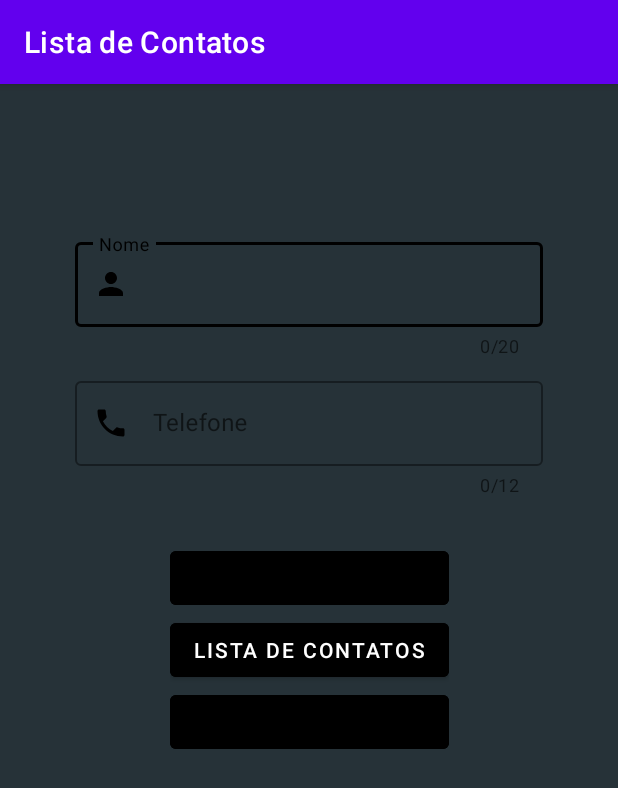
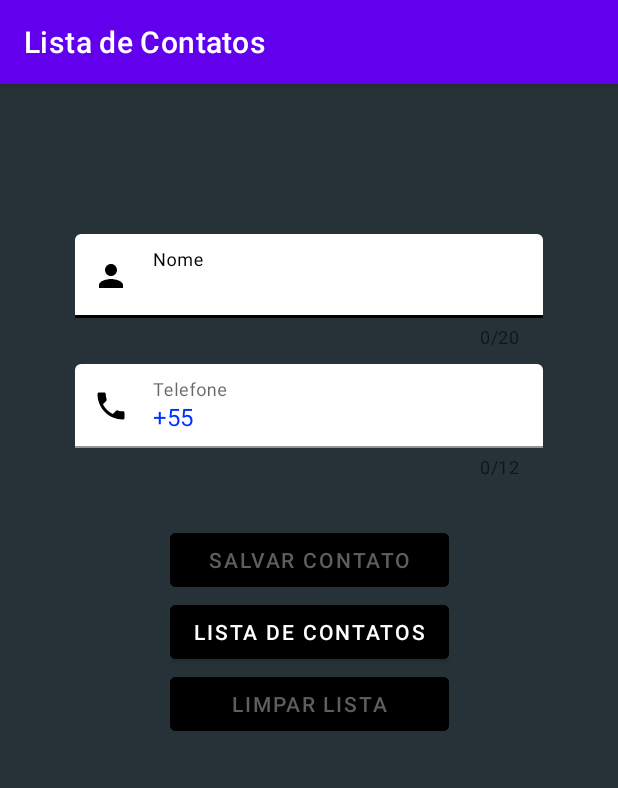
Before and after one commit to LucasSGonza/FirstAndroidApp, an Android app: the screen it shows after launch (MainActivity), on a phone screen of 412 x 824 dp. Shown: the top 788 px of the screen. Run offline under Robolectric (Android 15) with nearby library versions, the phone set to English and light mode, and no system bars.

```diff
--- a/app/src/main/res/layout/activity_contact_list.xml
+++ b/app/src/main/res/layout/activity_contact_list.xml
@@ -17,6 +17,7 @@
         >
 
         <include
+            android:id="@+id/layout_contact1"
             layout="@layout/layout_for_contacts"
             android:layout_width="match_parent"
             android:layout_height="wrap_content"
@@ -24,6 +25,7 @@
             />
 
         <include
+            android:id="@+id/layout_contact2"
             layout="@layout/layout_for_contacts"
             android:layout_width="match_parent"
             android:layout_height="wrap_content"
@@ -31,6 +33,7 @@
             />
 
         <include
+            android:id="@+id/layout_contact3"
             layout="@layout/layout_for_contacts"
             android:layout_width="match_parent"
             android:layout_height="wrap_content"
--- a/app/src/main/res/layout/activity_main.xml
+++ b/app/src/main/res/layout/activity_main.xml
@@ -13,6 +13,7 @@
         android:layout_marginTop="50dp"
         android:clickable="false"
         android:textSize="15sp"
+        android:textColor="@color/white"
         android:visibility="gone"
         app:layout_constraintEnd_toEndOf="parent"
         app:layout_constraintStart_toStartOf="parent"
@@ -34,11 +35,12 @@
 
         <com.google.android.material.textfield.TextInputLayout
             android:id="@+id/name_text_input_layout"
-            style="@style/Widget.MaterialComponents.TextInputLayout.OutlinedBox"
+            style="@style/Widget.MaterialComponents.TextInputLayout.FilledBox"
             android:layout_width="match_parent"
             android:layout_height="wrap_content"
             android:layout_marginBottom="10dp"
             android:hint="@string/name_edit_text"
+            app:boxBackgroundColor="@color/white"
             app:boxStrokeColor="@color/black"
             app:counterEnabled="true"
             app:counterMaxLength="20"
@@ -58,16 +60,18 @@
 
         <com.google.android.material.textfield.TextInputLayout
             android:id="@+id/phone_text_input_layout"
-            style="@style/Widget.MaterialComponents.TextInputLayout.OutlinedBox"
+            style="@style/Widget.MaterialComponents.TextInputLayout.FilledBox"
             android:layout_width="match_parent"
             android:layout_height="wrap_content"
             android:hint="@string/phone_edit_text"
+            app:boxBackgroundColor="@color/white"
             app:boxStrokeColor="@color/black"
             app:counterEnabled="true"
             app:counterMaxLength="12"
+            app:expandedHintEnabled="false"
             app:hintTextColor="@color/black"
             app:prefixText="+55"
-            app:prefixTextColor="@color/design_default_color_secondary_variant"
+            app:prefixTextColor="@color/blue"
             app:startIconDrawable="@drawable/baseline_local_phone_24"
             app:startIconTint="@color/black"
             >
@@ -101,6 +105,7 @@
             android:backgroundTint="@color/black"
             android:enabled="false"
             android:text="@string/btt_save_contact"
+            android:textColor="@color/gray"
             ></com.google.android.material.button.MaterialButton>
 
         <com.google.android.material.button.MaterialButton
@@ -119,6 +124,7 @@
             android:backgroundTint="@color/black"
             android:enabled="false"
             android:text="@string/btt_clear_list"
+            android:textColor="@color/gray"
             ></com.google.android.material.button.MaterialButton>
 
     </androidx.appcompat.widget.LinearLayoutCompat>
--- a/app/src/main/res/layout/layout_for_contacts.xml
+++ b/app/src/main/res/layout/layout_for_contacts.xml
@@ -6,7 +6,7 @@
     >
 
     <androidx.appcompat.widget.LinearLayoutCompat
-        android:id="@+id/layout_for_contacts"
+        android:id="@+id/specific_layout_for_contact"
         android:layout_width="match_parent"
         android:layout_height="wrap_content"
         android:background="@color/black"
@@ -27,7 +27,7 @@
             ></ImageView>
 
         <androidx.appcompat.widget.LinearLayoutCompat
-            android:id="@+id/layout_first_contact"
+            android:id="@+id/layout_contact_info"
             android:layout_width="match_parent"
             android:layout_height="wrap_content"
             android:layout_marginEnd="50dp"
--- a/app/src/main/res/values/colors.xml
+++ b/app/src/main/res/values/colors.xml
@@ -8,4 +8,6 @@
     <color name="black">#FF000000</color>
     <color name="white">#FFFFFFFF</color>
     <color name="dark_gray">#263238</color>
+    <color name="gray">#5C5F61</color>
+    <color name="blue">#0033FF</color>
 </resources>
```
Also changed, not shown: app/src/main/java/com/example/listadecontatos/model/ContactList.kt (+14 -0 lines), app/src/main/java/com/example/listadecontatos/modules/contactList/ContactListActivity.kt (+60 -3 lines), app/src/main/java/com/example/listadecontatos/modules/contactList/ContactListViewModel.kt (+6 -3 lines), app/src/main/java/com/example/listadecontatos/modules/main/MainActivity.kt (+21 -10 lines).
